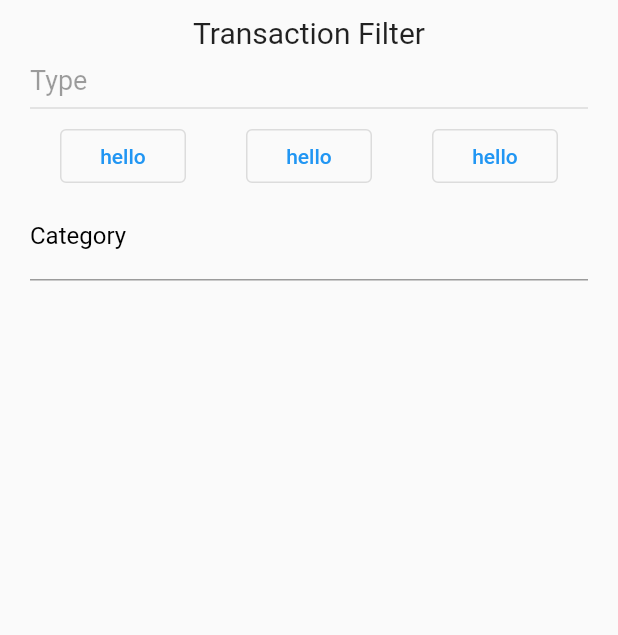
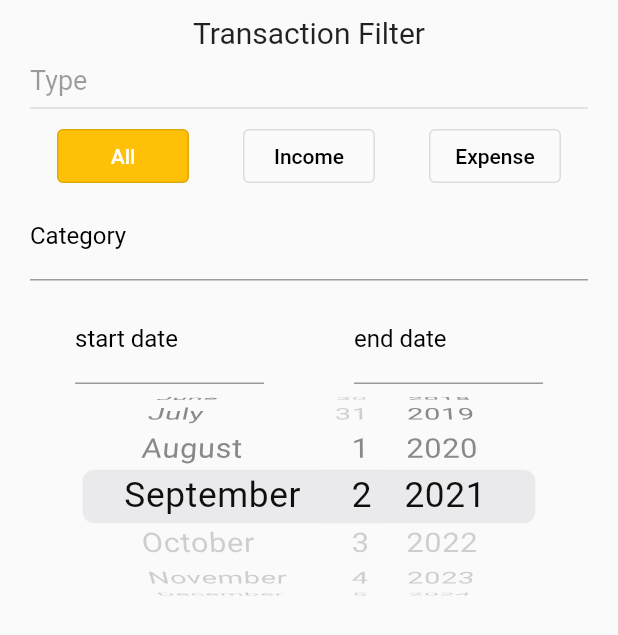
Before and after one commit to natnapat/bluefin, a Flutter app: the FilterModal widget shown alone on an empty page, opened directly, on a phone screen of 412 x 824 dp. Shown: the top 635 px of the screen. Run offline on Flutter 3.47's test engine with Material 2 defaults, Android fonts, the phone set to English and light mode, and no system bars; our stand-ins replace date_time_picker, flutter_vector_icons, sqflite; accounts and stored records are empty.

Commit message:
filter modal without only submit button

```diff
--- a/lib/screens/transaction/widgets/filterModal.dart
+++ b/lib/screens/transaction/widgets/filterModal.dart
@@ -1,5 +1,7 @@
 import 'package:bluefin/screens/transaction/widgets/categorySearch.dart';
 import 'package:flutter/material.dart';
+import 'package:flutter/cupertino.dart';
+import 'package:intl/intl.dart';
 
 class FilterModal extends StatefulWidget {
   const FilterModal({Key? key}) : super(key: key);
@@ -10,7 +12,15 @@ class FilterModal extends StatefulWidget {
 
 class _FilterModalState extends State<FilterModal> {
   final _formKey = GlobalKey<FormState>();
-  var categoryFilterController = TextEditingController();
+  TextEditingController categoryFilterController = TextEditingController();
+  TextEditingController startDate = TextEditingController();
+  TextEditingController endDate = TextEditingController();
+
+  int dateRangeType = 0;
+  int filterType = 0;
+  Color allButtonColor = Colors.amber;
+  Color incomeButtonColor = Colors.transparent;
+  Color expenseButtonColor = Colors.transparent;
 
   @override
   Widget build(BuildContext context) {
@@ -44,21 +54,72 @@ class _FilterModalState extends State<FilterModal> {
                 children: [
                   Expanded(
                       child: Container(
-                    padding: EdgeInsets.symmetric(horizontal: 20),
-                    child:
-                        OutlinedButton(onPressed: () {}, child: Text("hello")),
+                    padding: EdgeInsets.symmetric(horizontal: 18),
+                    child: OutlinedButton(
+                        style: OutlinedButton.styleFrom(
+                            backgroundColor: allButtonColor,
+                            splashFactory: NoSplash.splashFactory),
+                        autofocus: false,
+                        onPressed: () {
+                          setState(() {
+                            filterType = 0;
+                            allButtonColor = Colors.amber;
+                            incomeButtonColor = Colors.transparent;
+                            expenseButtonColor = Colors.transparent;
+                            print(filterType);
+                          });
+                        },
+                        child: Text("All",
+                            style: TextStyle(
+                                color: filterType == 0
+                                    ? Colors.white
+                                    : Colors.black))),
                   )),
                   Expanded(
                       child: Container(
-                    padding: EdgeInsets.symmetric(horizontal: 20),
-                    child:
-                        OutlinedButton(onPressed: () {}, child: Text("hello")),
+                    padding: EdgeInsets.symmetric(horizontal: 18),
+                    child: OutlinedButton(
+                        style: OutlinedButton.styleFrom(
+                            backgroundColor: incomeButtonColor,
+                            splashFactory: NoSplash.splashFactory),
+                        onPressed: () {
+                          setState(() {
+                            filterType = 1;
+                            allButtonColor = Colors.transparent;
+                            incomeButtonColor = Colors.amber;
+                            expenseButtonColor = Colors.transparent;
+                            print(filterType);
+                          });
+                        },
+                        child: Text("Income",
+                            style: TextStyle(
+                                color: filterType == 1
+                                    ? Colors.white
+                                    : Colors.black))),
                   )),
                   Expanded(
                       child: Container(
-                    padding: EdgeInsets.symmetric(horizontal: 20),
-                    child:
-                        OutlinedButton(onPressed: () {}, child: Text("hello")),
+                    padding: EdgeInsets.symmetric(horizontal: 18),
+                    child: OutlinedButton(
+                        style: OutlinedButton.styleFrom(
+                            backgroundColor: expenseButtonColor,
+                            splashFactory: NoSplash.splashFactory),
+                        onPressed: () {
+                          setState(() {
+                            filterType = 2;
+                            allButtonColor = Colors.transparent;
+                            incomeButtonColor = Colors.transparent;
+                            expenseButtonColor = Colors.amber;
+                            print(filterType);
+                          });
+                        },
+                        child: Text(
+                          "Expense",
+                          style: TextStyle(
+                              color: filterType == 2
+                                  ? Colors.white
+                                  : Colors.black),
+                        )),
                   )),
                 ],
               ),
@@ -71,8 +132,10 @@ class _FilterModalState extends State<FilterModal> {
                       context: context, delegate: CategorySearch());
                   categoryFilterController.text = result!;
                 },
-                keyboardType: TextInputType.text,
-                cursorColor: Colors.black,
+                showCursor: false,
+                readOnly: true,
+                //keyboardType: TextInputType.text,
+                //cursorColor: Colors.black,
                 decoration: InputDecoration(
                   labelText: "Category",
                   labelStyle: TextStyle(color: Colors.black),
@@ -80,6 +143,71 @@ class _FilterModalState extends State<FilterModal> {
                       borderSide: BorderSide(color: Colors.amber)),
                 ),
               ),
+            ),
+            Container(
+              margin: EdgeInsets.only(top: 10),
+              child: Row(
+                children: [
+                  Expanded(
+                      child: Container(
+                    margin: EdgeInsets.symmetric(horizontal: 30),
+                    child: TextFormField(
+                      controller: startDate,
+                      showCursor: false,
+                      readOnly: true,
+                      onTap: () async {
+                        setState(() {
+                          dateRangeType = 0;
+                        });
+                      },
+                      decoration: InputDecoration(
+                        labelText: "start date",
+                        labelStyle: TextStyle(color: Colors.black),
+                      ),
+                    ),
+                  )),
+                  Expanded(
+                      child: Container(
+                    margin: EdgeInsets.symmetric(horizontal: 30),
+                    child: TextFormField(
+                      controller: endDate,
+                      showCursor: false,
+                      readOnly: true,
+                      onTap: () async {
+                        setState(() {
+                          dateRangeType = 1;
+                        });
+                      },
+                      validator: (str) {
+                        if (str!.isEmpty ||
+                            DateTime.parse(str)
+                                .isBefore(DateTime.parse(startDate.text)))
+                          return "invalid";
+                        return null;
+                      },
+                      decoration: InputDecoration(
+                        labelText: "end date",
+                        labelStyle: TextStyle(color: Colors.black),
+                      ),
+                    ),
+                  ))
+                ],
+              ),
+            ),
+            Container(
+              height: 150,
+              child: CupertinoDatePicker(
+                  initialDateTime: DateTime.now(),
+                  mode: CupertinoDatePickerMode.date,
+                  maximumDate: DateTime.now(),
+                  onDateTimeChanged: (val) {
+                    setState(() {
+                      if (dateRangeType == 0)
+                        startDate.text = val.toString();
+                      else
+                        endDate.text = val.toString();
+                    });
+                  }),
             )
           ],
         ),
```
Also changed, not shown: lib/main.dart (+6 -7 lines).
